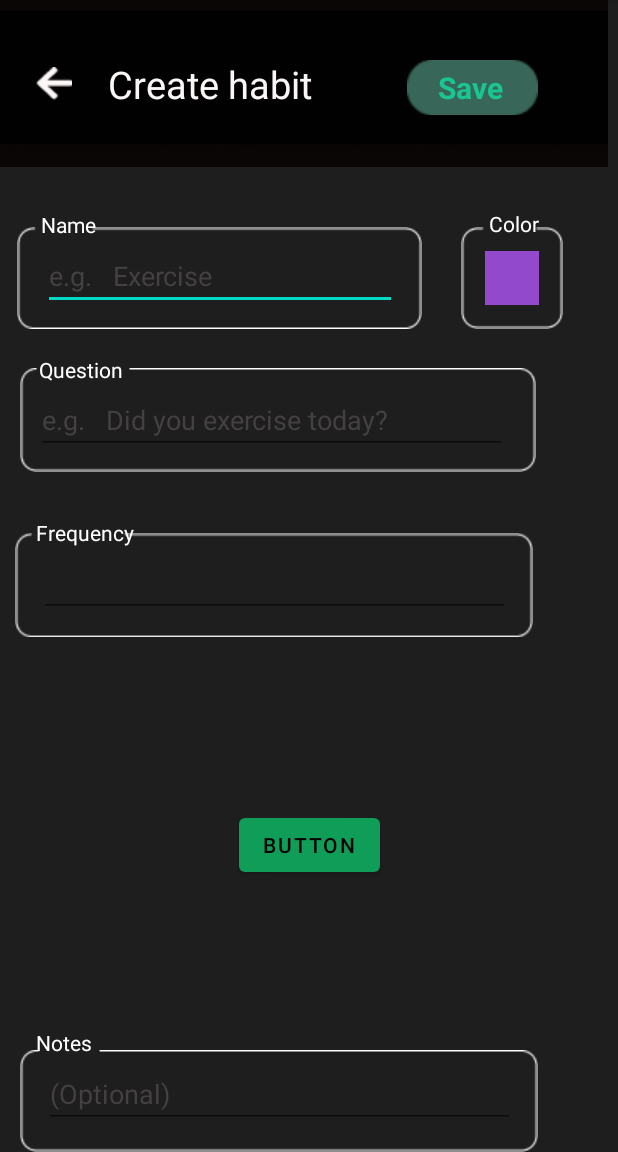
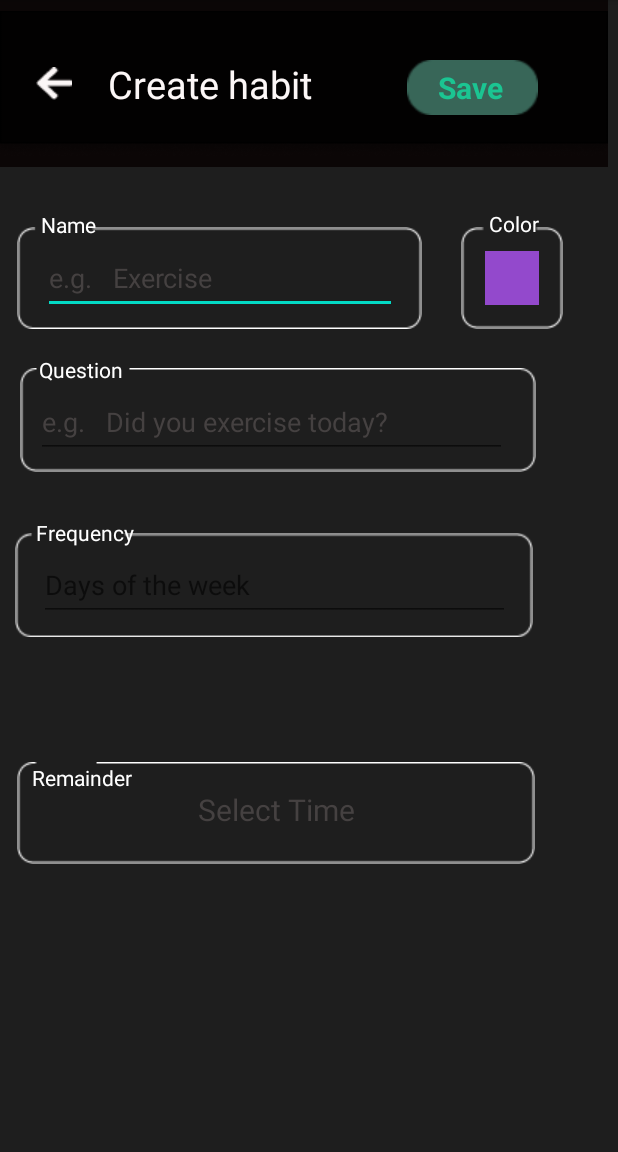
Before and after one commit to ankit00010/HabitTracker, an Android app: the CreateYNhabit screen opened directly, with no data from a screen before it, on a phone screen of 412 x 824 dp, the part 84-1236 px from its top. Run offline under Robolectric (Android 15) with nearby library versions, the light colour scheme and no system bars.

Commit message:
date time picker fix

```diff
--- a/app/src/main/java/com/example/fukc/CreateYNhabit.java
+++ b/app/src/main/java/com/example/fukc/CreateYNhabit.java
@@ -18,7 +18,7 @@ import java.util.TimeZone;
 
 public class CreateYNhabit extends AppCompatActivity {
 ImageView backarrow;
-Button reminderbutton;
+TextView reminderbutton;
     @Override
     protected void onCreate(Bundle savedInstanceState) {
         super.onCreate(savedInstanceState);
--- a/app/src/main/res/layout/activity_create_ynhabit.xml
+++ b/app/src/main/res/layout/activity_create_ynhabit.xml
@@ -129,9 +129,10 @@
         android:id="@+id/imageView13"
         android:layout_width="wrap_content"
         android:layout_height="wrap_content"
+        android:layout_marginBottom="192dp"
         app:layout_constraintBottom_toBottomOf="parent"
         app:layout_constraintEnd_toEndOf="parent"
-        app:layout_constraintHorizontal_bias="0.196"
+        app:layout_constraintHorizontal_bias="0.166"
         app:layout_constraintStart_toStartOf="parent"
         app:srcCompat="@drawable/notesbox" />
 
@@ -190,15 +191,13 @@
         android:id="@+id/textView7"
         android:layout_width="wrap_content"
         android:layout_height="wrap_content"
-        android:layout_marginBottom="16dp"
-        android:text="Notes"
+        android:layout_marginBottom="48dp"
+        android:text="Remainder"
         android:textColor="#FFFFFF"
         app:layout_constraintBottom_toBottomOf="@+id/imageView13"
         app:layout_constraintEnd_toEndOf="@+id/imageView13"
-        app:layout_constraintHorizontal_bias="0.035"
-        app:layout_constraintStart_toStartOf="@+id/imageView13"
-        app:layout_constraintTop_toBottomOf="@+id/Remainderbtn"
-        app:layout_constraintVertical_bias="0.674" />
+        app:layout_constraintHorizontal_bias="0.036"
+        app:layout_constraintStart_toStartOf="@+id/imageView13" />
 
     <TextView
         android:id="@+id/textView8"
@@ -216,10 +215,10 @@
     <EditText
         android:id="@+id/name_edittext"
         android:layout_width="236dp"
-        android:layout_height="42dp"
+        android:layout_height="48dp"
         android:ems="10"
+        android:hint="e.g.   Exercise"
         android:inputType="textPersonName"
-        android:hint="e.g.   Exercise"
 
         android:textColorHint="#454141"
 
@@ -231,10 +230,10 @@
     <EditText
         android:id="@+id/question_edittext"
         android:layout_width="314dp"
-        android:layout_height="42dp"
+        android:layout_height="48dp"
         android:ems="10"
+        android:hint="e.g.   Did you exercise today?"
         android:inputType="textPersonName"
-        android:hint="e.g.   Did you exercise today?"
         android:textColorHint="#454141"
         app:layout_constraintBottom_toBottomOf="@+id/imageView10"
         app:layout_constraintEnd_toEndOf="@+id/imageView10"
@@ -246,22 +245,25 @@
     <EditText
         android:id="@+id/frequency_edittext"
         android:layout_width="314dp"
-        android:layout_height="42dp"
+        android:layout_height="48dp"
         android:ems="10"
         android:inputType="textPersonName"
+        android:hint="Days of the week"
         app:layout_constraintBottom_toBottomOf="@+id/imageView11"
         app:layout_constraintEnd_toEndOf="@+id/imageView11"
         app:layout_constraintStart_toStartOf="@+id/imageView11"
         app:layout_constraintTop_toTopOf="@+id/imageView11" />
 
-    <EditText
-        android:id="@+id/notes_text"
+    <TextView
+        android:id="@+id/Remainderbtn"
         android:layout_width="314dp"
-        android:layout_height="42dp"
+        android:layout_height="48dp"
         android:ems="10"
-        android:hint="(Optional)"
+        android:gravity="center|center_horizontal|center_vertical"
+        android:hint="Select Time"
         android:inputType="textPersonName"
         android:textColorHint="#454141"
+        android:textSize="20sp"
         app:layout_constraintBottom_toBottomOf="@+id/imageView13"
         app:layout_constraintEnd_toEndOf="@+id/imageView13"
         app:layout_constraintHorizontal_bias="0.516"
@@ -269,14 +271,4 @@
         app:layout_constraintTop_toTopOf="@+id/imageView13"
         app:layout_constraintVertical_bias="0.384" />
 
-    <Button
-        android:id="@+id/Remainderbtn"
-        android:layout_width="wrap_content"
-        android:layout_height="wrap_content"
-        android:text="Button"
-        app:layout_constraintBottom_toTopOf="@+id/imageView13"
-        app:layout_constraintEnd_toEndOf="parent"
-        app:layout_constraintStart_toStartOf="parent"
-        app:layout_constraintTop_toBottomOf="@+id/imageView11" />
-
 </androidx.constraintlayout.widget.ConstraintLayout>
```
